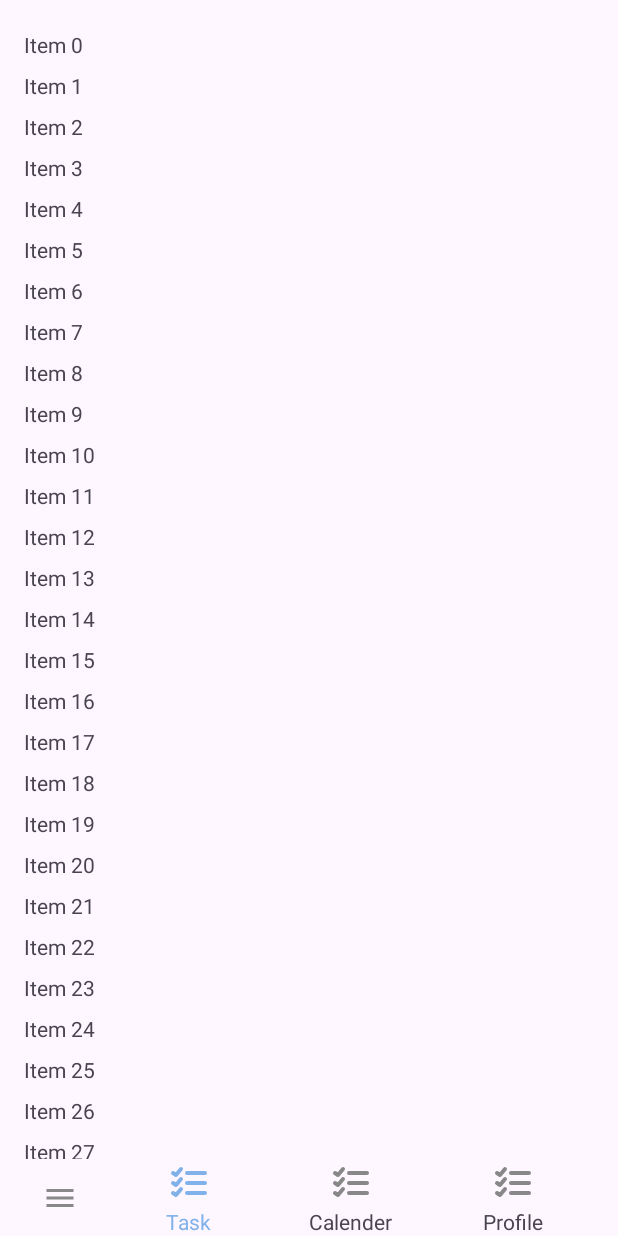
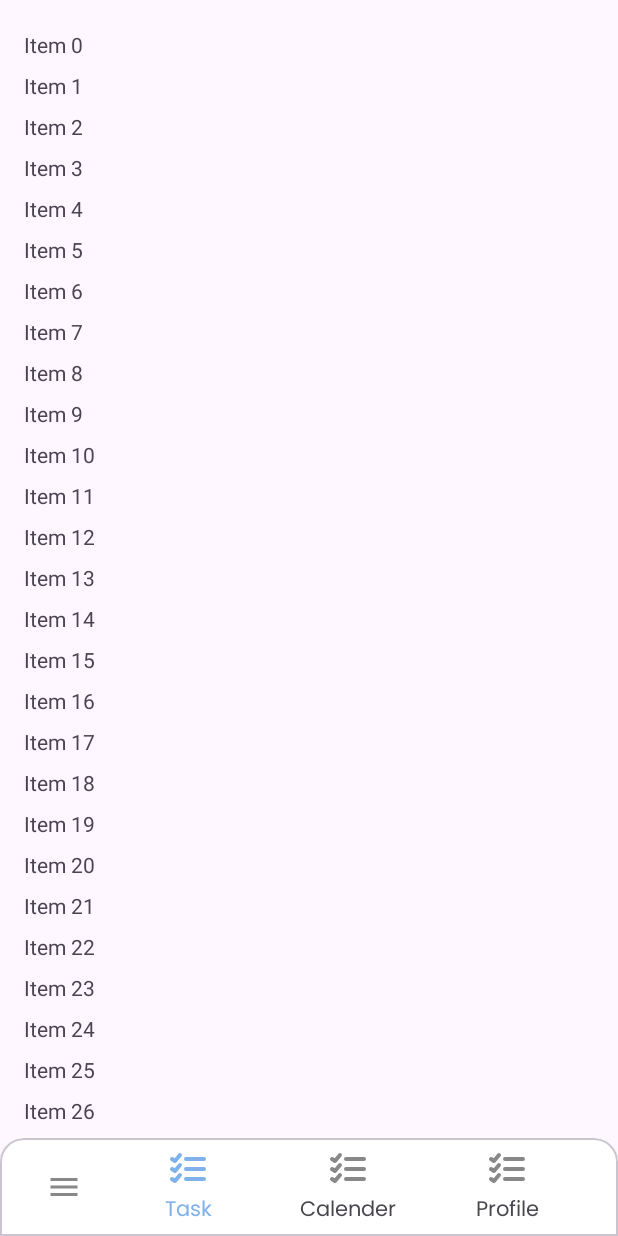
Before and after one commit to noname6996-tta/Daily-Task-Team-T, an Android app: the screen it shows after launch (MainActivity), on a phone screen of 412 x 824 dp. Run offline under Robolectric (Android 15) with nearby library versions, the phone set to English and light mode, and no system bars; our stand-ins replace Timber, data binding; libraries missing offline, so code that uses them is left out: com.blankj.utilcode, com.karumi.dexter; 2 statements that could not run were skipped.

Commit message:
sửa một số lỗi phát sinh

```diff
--- a/app/src/main/res/layout/bottom_navigation.xml
+++ b/app/src/main/res/layout/bottom_navigation.xml
@@ -1,16 +1,20 @@
 <?xml version="1.0" encoding="utf-8"?>
-<androidx.constraintlayout.widget.ConstraintLayout xmlns:android="http://schemas.android.com/apk/res/android"
+<com.google.android.material.card.MaterialCardView xmlns:android="http://schemas.android.com/apk/res/android"
     xmlns:app="http://schemas.android.com/apk/res-auto"
     android:layout_width="match_parent"
-    android:layout_height="wrap_content">
-
+    android:layout_height="wrap_content"
+    android:backgroundTint="@color/white"
+    style="@style/CustomCardViewStyle">
+    <androidx.constraintlayout.widget.ConstraintLayout
+        android:layout_width="match_parent"
+        android:layout_height="match_parent">
         <ImageView
             android:id="@+id/navMenu"
             android:layout_width="0dp"
             android:layout_height="wrap_content"
             android:layout_marginStart="16dp"
-        android:contentDescription="menu"
-        android:padding="12dp"
+            android:contentDescription="@string/app_name"
+            android:padding="10dp"
             android:src="@drawable/baseline_menu_24"
             app:layout_constraintBottom_toBottomOf="parent"
             app:layout_constraintStart_toStartOf="parent"
@@ -39,7 +43,7 @@
                 <ImageView
                     android:layout_width="32dp"
                     android:layout_height="32dp"
-                android:contentDescription="ask_icon"
+                    android:contentDescription="@string/task"
                     android:src="@drawable/ic_task_inactive" />
 
                 <TextView
@@ -65,6 +69,7 @@
                     android:layout_width="wrap_content"
                     android:layout_height="wrap_content"
                     android:text="@string/task"
+                    android:fontFamily="@font/poppins"
                     android:textColor="#80B1E9" />
             </LinearLayout>
 
@@ -91,13 +96,14 @@
                 <ImageView
                     android:layout_width="32dp"
                     android:layout_height="32dp"
-                android:contentDescription="calendar_icon"
+                    android:contentDescription="@string/calender"
                     android:src="@drawable/ic_task_inactive" />
 
                 <TextView
                     android:layout_width="wrap_content"
                     android:layout_height="wrap_content"
-                android:text="@string/calender" />
+                    android:text="@string/calender"
+                    android:fontFamily="@font/poppins"/>
             </LinearLayout>
 
             <LinearLayout
@@ -111,7 +117,7 @@
                 <ImageView
                     android:layout_width="32dp"
                     android:layout_height="32dp"
-                android:contentDescription="calendar_icon"
+                    android:contentDescription="@string/calender"
                     android:src="@drawable/ic_task_active" />
 
                 <TextView
@@ -145,13 +151,14 @@
                 <ImageView
                     android:layout_width="32dp"
                     android:layout_height="32dp"
-                android:contentDescription="profile_icon"
+                    android:contentDescription="@string/profile"
                     android:src="@drawable/ic_task_inactive" />
 
                 <TextView
                     android:layout_width="wrap_content"
                     android:layout_height="wrap_content"
-                android:text="@string/profile" />
+                    android:text="@string/profile"
+                    android:fontFamily="@font/poppins"/>
             </LinearLayout>
 
             <LinearLayout
@@ -165,7 +172,7 @@
                 <ImageView
                     android:layout_width="32dp"
                     android:layout_height="32dp"
-                android:contentDescription="profile_icon"
+                    android:contentDescription="@string/profile"
                     android:src="@drawable/ic_task_active" />
 
                 <TextView
@@ -176,5 +183,5 @@
             </LinearLayout>
 
         </RelativeLayout>
-
     </androidx.constraintlayout.widget.ConstraintLayout>
+</com.google.android.material.card.MaterialCardView>
--- /dev/null
+++ b/app/src/main/res/values/style.xml
@@ -0,0 +1,14 @@
+<?xml version="1.0" encoding="utf-8"?>
+<resources>
+    <style name="CustomCardViewStyle" parent="@style/Widget.MaterialComponents.CardView">
+        <item name="shapeAppearanceOverlay">@style/ShapeAppearanceOverlay_card_custom_corners</item>
+    </style>
+
+    <style name="ShapeAppearanceOverlay_card_custom_corners">
+        <item name="cornerFamily">rounded</item>
+        <item name="cornerSizeTopRight">16dp</item>
+        <item name="cornerSizeTopLeft">16dp</item>
+        <item name="cornerSizeBottomRight">0dp</item>
+        <item name="cornerSizeBottomLeft">0dp</item>
+    </style>
+</resources>
```
Lines whose indentation alone changed are shown as unchanged.
